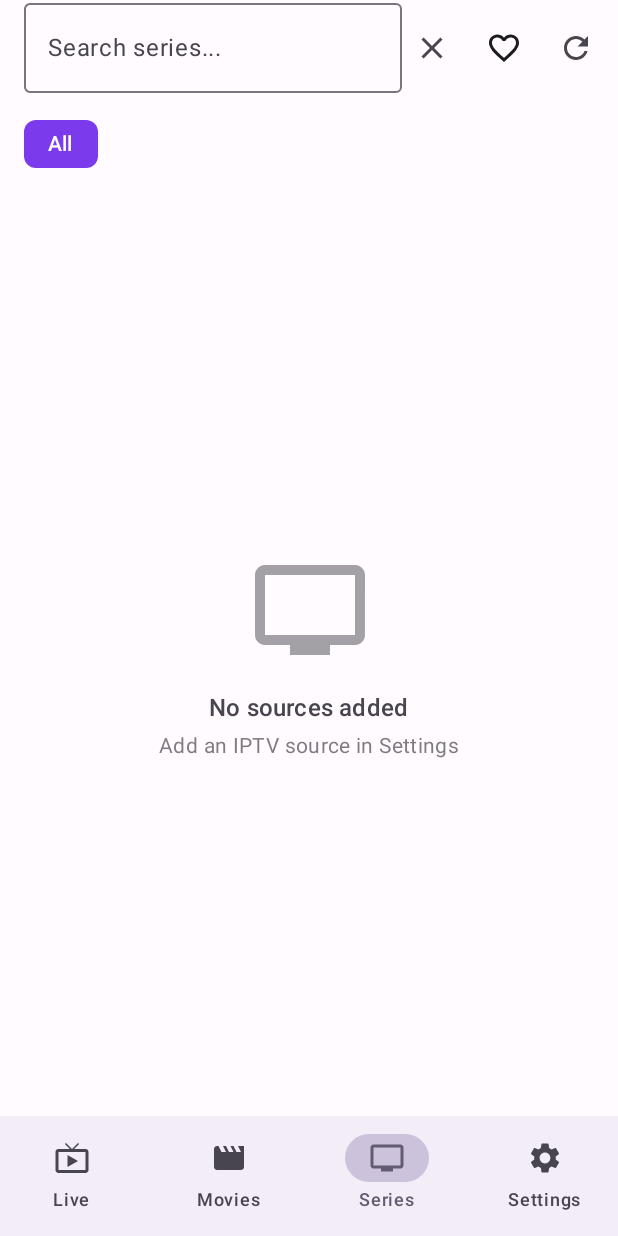
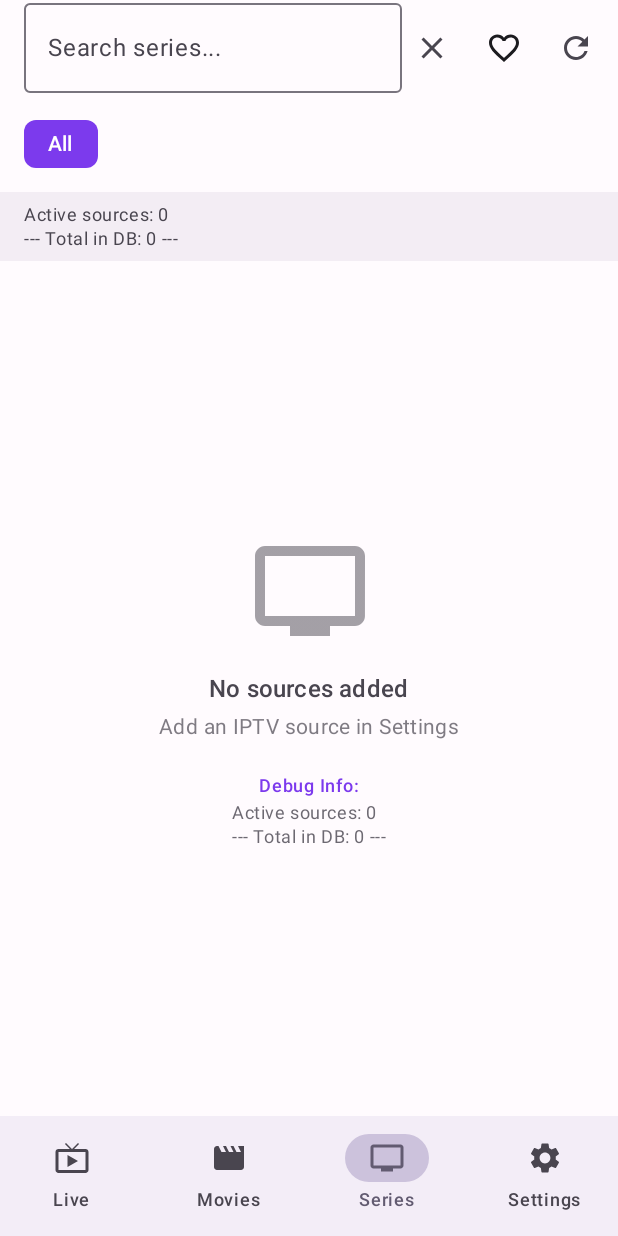
Before and after one commit to SteveJuniorMC/SpectreTV, an Android app built with Jetpack Compose: the SeriesScreen screen opened through its navigation route, after a tap on "Refresh", on a phone screen of 412 x 824 dp. Run offline under Robolectric (Android 15) with nearby library versions, the phone set to English and light mode, and no system bars; our stand-ins replace Dagger/Hilt's generated code; pictures from the network do not load; 2 other taps on this screen came first.

Commit message:
Fix PiP to show app behind floating video + add series debug
- Create separate PlayerActivity for video playback with PiP support
- When pressing back while playing, video goes to PiP and app shows behind it
- MainActivity no longer handles PiP (PlayerActivity does)
- Add debug info display in Series tab after refresh
- Shows: source count, API response size, series_id parsing results
- Debug info helps diagnose why series might not be loading

🤖 Generated with [Claude Code](https://claude.com/claude-code)

Co-Authored-By: Claude Opus 4.5 <noreply@anthropic.com>

```diff
--- a/app/src/main/java/com/spectretv/app/domain/repository/VodRepository.kt
+++ b/app/src/main/java/com/spectretv/app/domain/repository/VodRepository.kt
@@ -26,6 +26,7 @@ interface VodRepository {
     suspend fun getSeriesById(id: String): Series?
     suspend fun getEpisodes(seriesId: String): List<Episode>
     suspend fun refreshSeries(source: Source)
+    suspend fun refreshSeriesWithDebug(source: Source): String  // Returns debug info
     suspend fun toggleSeriesFavorite(seriesId: String)
 
     // Cleanup
--- a/app/src/main/java/com/spectretv/app/presentation/MainActivity.kt
+++ b/app/src/main/java/com/spectretv/app/presentation/MainActivity.kt
@@ -1,48 +1,25 @@
 package com.spectretv.app.presentation
 
-import android.app.PictureInPictureParams
-import android.content.res.Configuration
-import android.os.Build
 import android.os.Bundle
-import android.util.Rational
 import androidx.activity.ComponentActivity
 import androidx.activity.compose.setContent
 import androidx.activity.enableEdgeToEdge
 import androidx.compose.foundation.layout.fillMaxSize
 import androidx.compose.material3.MaterialTheme
 import androidx.compose.material3.Surface
-import androidx.compose.runtime.CompositionLocalProvider
-import androidx.compose.runtime.compositionLocalOf
-import androidx.compose.runtime.getValue
-import androidx.compose.runtime.mutableStateOf
-import androidx.compose.runtime.setValue
 import androidx.compose.ui.Modifier
 import com.spectretv.app.presentation.navigation.AppNavigation
 import com.spectretv.app.presentation.theme.SpectreTVTheme
 import dagger.hilt.android.AndroidEntryPoint
 
-// Composition local to provide PiP functionality to composables
-val LocalPipHandler = compositionLocalOf<PipHandler> { error("No PipHandler provided") }
-
-interface PipHandler {
-    val isInPipMode: Boolean
-    fun enterPipMode()
-}
-
 @AndroidEntryPoint
-class MainActivity : ComponentActivity(), PipHandler {
-
-    override var isInPipMode by mutableStateOf(false)
-        private set
-
-    private var shouldEnterPipOnUserLeave = false
+class MainActivity : ComponentActivity() {
 
     override fun onCreate(savedInstanceState: Bundle?) {
         super.onCreate(savedInstanceState)
         enableEdgeToEdge()
 
         setContent {
-            CompositionLocalProvider(LocalPipHandler provides this) {
             SpectreTVTheme {
                 Surface(
                     modifier = Modifier.fillMaxSize(),
@@ -54,39 +31,3 @@ class MainActivity : ComponentActivity(), PipHandler {
         }
     }
 }
-
-    override fun enterPipMode() {
-        if (Build.VERSION.SDK_INT >= Build.VERSION_CODES.O) {
-            shouldEnterPipOnUserLeave = true
-            val params = PictureInPictureParams.Builder()
-                .setAspectRatio(Rational(16, 9))
-                .build()
-            enterPictureInPictureMode(params)
-        }
-    }
-
-    override fun onUserLeaveHint() {
-        super.onUserLeaveHint()
-        if (shouldEnterPipOnUserLeave && Build.VERSION.SDK_INT >= Build.VERSION_CODES.O) {
-            val params = PictureInPictureParams.Builder()
-                .setAspectRatio(Rational(16, 9))
-                .build()
-            enterPictureInPictureMode(params)
-        }
-    }
-
-    override fun onPictureInPictureModeChanged(
-        isInPictureInPictureMode: Boolean,
-        newConfig: Configuration
-    ) {
-        super.onPictureInPictureModeChanged(isInPictureInPictureMode, newConfig)
-        isInPipMode = isInPictureInPictureMode
-        if (!isInPictureInPictureMode) {
-            shouldEnterPipOnUserLeave = false
-        }
-    }
-
-    fun setShouldEnterPipOnLeave(should: Boolean) {
-        shouldEnterPipOnUserLeave = should
-    }
-}
--- a/app/src/main/java/com/spectretv/app/presentation/navigation/AppNavigation.kt
+++ b/app/src/main/java/com/spectretv/app/presentation/navigation/AppNavigation.kt
@@ -15,6 +15,7 @@ import androidx.compose.runtime.Composable
 import androidx.compose.runtime.getValue
 import androidx.compose.ui.Modifier
 import androidx.compose.ui.graphics.vector.ImageVector
+import androidx.compose.ui.platform.LocalContext
 import androidx.navigation.NavDestination.Companion.hierarchy
 import androidx.navigation.NavGraph.Companion.findStartDestination
 import androidx.navigation.NavType
@@ -23,14 +24,13 @@ import androidx.navigation.compose.composable
 import androidx.navigation.compose.currentBackStackEntryAsState
 import androidx.navigation.compose.rememberNavController
 import androidx.navigation.navArgument
+import com.spectretv.app.presentation.PlayerActivity
 import com.spectretv.app.presentation.screens.live.LiveScreen
 import com.spectretv.app.presentation.screens.movies.MovieDetailScreen
 import com.spectretv.app.presentation.screens.movies.MoviesScreen
-import com.spectretv.app.presentation.screens.player.PlayerScreen
 import com.spectretv.app.presentation.screens.series.SeriesDetailScreen
 import com.spectretv.app.presentation.screens.series.SeriesScreen
 import com.spectretv.app.presentation.screens.settings.SettingsScreen
-import java.net.URLDecoder
 
 data class BottomNavItem(
     val screen: Screen,
@@ -50,10 +50,17 @@ fun AppNavigation() {
     val navController = rememberNavController()
     val navBackStackEntry by navController.currentBackStackEntryAsState()
     val currentDestination = navBackStackEntry?.destination
+    val context = LocalContext.current
 
-    // Hide bottom bar on player and detail screens
+    // Helper to launch player activity
+    fun launchPlayer(streamUrl: String, title: String) {
+        context.startActivity(
+            PlayerActivity.createIntent(context, streamUrl, title)
+        )
+    }
+
+    // Hide bottom bar on detail screens
     val showBottomBar = currentDestination?.route?.let { route ->
-        !route.startsWith("player") &&
         !route.startsWith("movie/") &&
         !route.startsWith("series/")
     } != false
@@ -97,9 +104,7 @@ fun AppNavigation() {
             composable(Screen.Live.route) {
                 LiveScreen(
                     onChannelClick = { channel ->
-                        navController.navigate(
-                            Screen.Player.createRoute(channel.streamUrl, channel.name)
-                        )
+                        launchPlayer(channel.streamUrl, channel.name)
                     }
                 )
             }
@@ -121,9 +126,7 @@ fun AppNavigation() {
                 MovieDetailScreen(
                     onBackClick = { navController.popBackStack() },
                     onPlayClick = { movie ->
-                        navController.navigate(
-                            Screen.Player.createRoute(movie.streamUrl, movie.name)
-                        )
+                        launchPlayer(movie.streamUrl, movie.name)
                     }
                 )
             }
@@ -145,29 +148,8 @@ fun AppNavigation() {
                 SeriesDetailScreen(
                     onBackClick = { navController.popBackStack() },
                     onEpisodeClick = { episode ->
-                        navController.navigate(
-                            Screen.Player.createRoute(episode.streamUrl, episode.name)
-                        )
+                        launchPlayer(episode.streamUrl, episode.name)
                     }
-                )
-            }
-
-            composable(
-                route = Screen.Player.route,
-                arguments = listOf(
-                    navArgument("streamUrl") { type = NavType.StringType },
-                    navArgument("title") { type = NavType.StringType }
-                )
-            ) { backStackEntry ->
-                val encodedUrl = backStackEntry.arguments?.getString("streamUrl") ?: ""
-                val encodedTitle = backStackEntry.arguments?.getString("title") ?: ""
-                val streamUrl = URLDecoder.decode(encodedUrl, "UTF-8")
-                val title = URLDecoder.decode(encodedTitle, "UTF-8")
-
-                PlayerScreen(
-                    streamUrl = streamUrl,
-                    title = title,
-                    onBackClick = { navController.popBackStack() }
                 )
             }
 
--- a/app/src/main/java/com/spectretv/app/presentation/screens/series/SeriesScreen.kt
+++ b/app/src/main/java/com/spectretv/app/presentation/screens/series/SeriesScreen.kt
@@ -164,11 +164,25 @@ fun SeriesScreen(
                 }
             }
 
+            // Show debug info if available
+            uiState.debugInfo?.let { debug ->
+                Text(
+                    text = debug,
+                    style = MaterialTheme.typography.bodySmall,
+                    color = MaterialTheme.colorScheme.onSurfaceVariant,
+                    modifier = Modifier
+                        .fillMaxWidth()
+                        .background(MaterialTheme.colorScheme.surfaceVariant.copy(alpha = 0.5f))
+                        .padding(horizontal = 16.dp, vertical = 8.dp)
+                )
+            }
+
             if (uiState.filteredSeries.isEmpty() && !uiState.isLoading) {
                 EmptyState(
                     hasSources = uiState.sources.isNotEmpty(),
                     showFavoritesOnly = uiState.showFavoritesOnly,
-                    hasSearchQuery = uiState.searchQuery.isNotBlank()
+                    hasSearchQuery = uiState.searchQuery.isNotBlank(),
+                    debugInfo = uiState.debugInfo
                 )
             } else {
                 LazyVerticalGrid(
@@ -270,13 +284,17 @@ private fun SeriesCard(
 private fun EmptyState(
     hasSources: Boolean,
     showFavoritesOnly: Boolean,
-    hasSearchQuery: Boolean
+    hasSearchQuery: Boolean,
+    debugInfo: String? = null
 ) {
     Box(
         modifier = Modifier.fillMaxSize(),
         contentAlignment = Alignment.Center
     ) {
-        Column(horizontalAlignment = Alignment.CenterHorizontally) {
+        Column(
+            horizontalAlignment = Alignment.CenterHorizontally,
+            modifier = Modifier.padding(16.dp)
+        ) {
             Icon(
                 imageVector = Icons.Default.Tv,
                 contentDescription = null,
@@ -305,6 +323,22 @@ private fun EmptyState(
                 style = MaterialTheme.typography.bodyMedium,
                 color = MaterialTheme.colorScheme.onSurfaceVariant.copy(alpha = 0.7f)
             )
+
+            // Show debug info
+            debugInfo?.let { info ->
+                Spacer(modifier = Modifier.height(24.dp))
+                Text(
+                    text = "Debug Info:",
+                    style = MaterialTheme.typography.labelMedium,
+                    color = MaterialTheme.colorScheme.primary
+                )
+                Spacer(modifier = Modifier.height(4.dp))
+                Text(
+                    text = info,
+                    style = MaterialTheme.typography.bodySmall,
+                    color = MaterialTheme.colorScheme.onSurfaceVariant.copy(alpha = 0.8f)
+                )
+            }
         }
     }
 }
--- a/app/src/main/java/com/spectretv/app/presentation/screens/series/SeriesViewModel.kt
+++ b/app/src/main/java/com/spectretv/app/presentation/screens/series/SeriesViewModel.kt
@@ -24,7 +24,8 @@ data class SeriesUiState(
     val showFavoritesOnly: Boolean = false,
     val isLoading: Boolean = false,
     val error: String? = null,
-    val sources: List<Source> = emptyList()
+    val sources: List<Source> = emptyList(),
+    val debugInfo: String? = null
 )
 
 @HiltViewModel
@@ -101,17 +102,31 @@ class SeriesViewModel @Inject constructor(
 
     fun refreshSeries() {
         viewModelScope.launch {
-            _uiState.value = _uiState.value.copy(isLoading = true, error = null)
+            _uiState.value = _uiState.value.copy(isLoading = true, error = null, debugInfo = null)
             try {
                 val sources = sourceRepository.getActiveSources().first()
+                val debugLines = mutableListOf<String>()
+                debugLines.add("Active sources: ${sources.size}")
+
                 sources.forEach { source ->
-                    vodRepository.refreshSeries(source)
+                    debugLines.add("--- ${source.name} ---")
+                    val debug = vodRepository.refreshSeriesWithDebug(source)
+                    debugLines.add(debug)
                 }
-                _uiState.value = _uiState.value.copy(isLoading = false)
+
+                // Get the updated series count
+                val seriesCount = vodRepository.getAllSeries().first().size
+                debugLines.add("--- Total in DB: $seriesCount ---")
+
+                _uiState.value = _uiState.value.copy(
+                    isLoading = false,
+                    debugInfo = debugLines.joinToString("\n")
+                )
             } catch (e: Exception) {
                 _uiState.value = _uiState.value.copy(
                     isLoading = false,
-                    error = e.message ?: "Failed to refresh series"
+                    error = e.message ?: "Failed to refresh series",
+                    debugInfo = "Error: ${e.message}"
                 )
             }
         }
```
Also changed, not shown: app/src/main/AndroidManifest.xml (+8 -1 lines), app/src/main/java/com/spectretv/app/data/remote/XtreamClient.kt (+31 -24 lines), app/src/main/java/com/spectretv/app/data/repository/VodRepositoryImpl.kt (+24 -11 lines), app/src/main/java/com/spectretv/app/presentation/PlayerActivity.kt (added, +101 -0 lines), app/src/main/java/com/spectretv/app/presentation/screens/player/PlayerScreen.kt (+4 -21 lines). Lines whose indentation alone changed are shown as unchanged.
